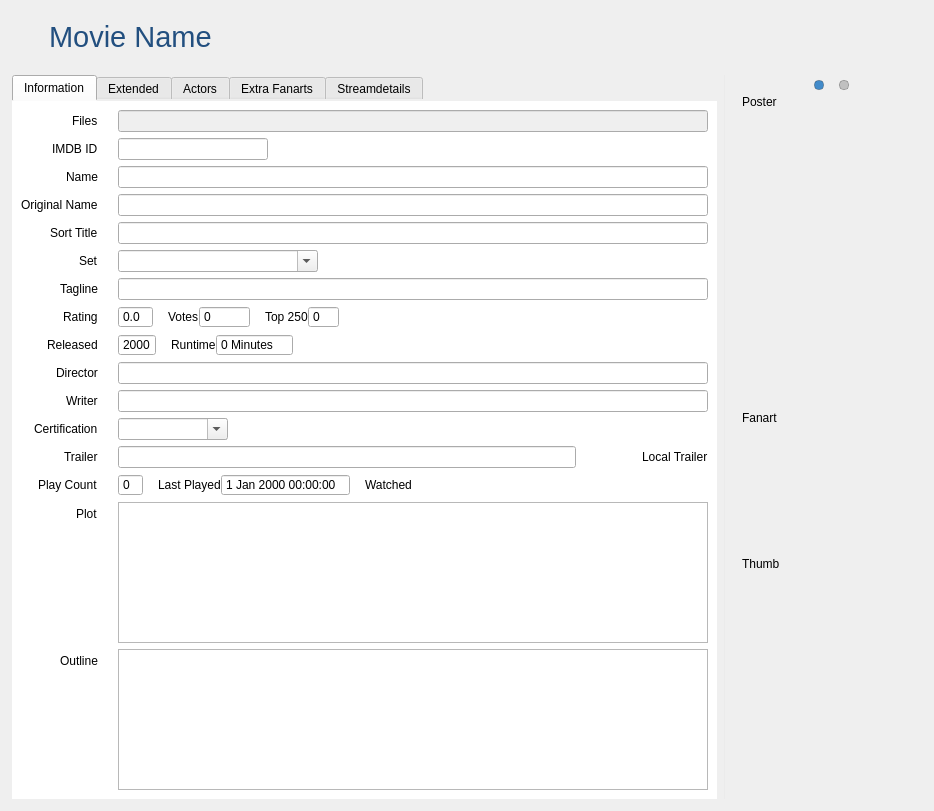
First picture: the form in movies/MovieWidget.ui, repository Komet/MediaElch, before the edit.
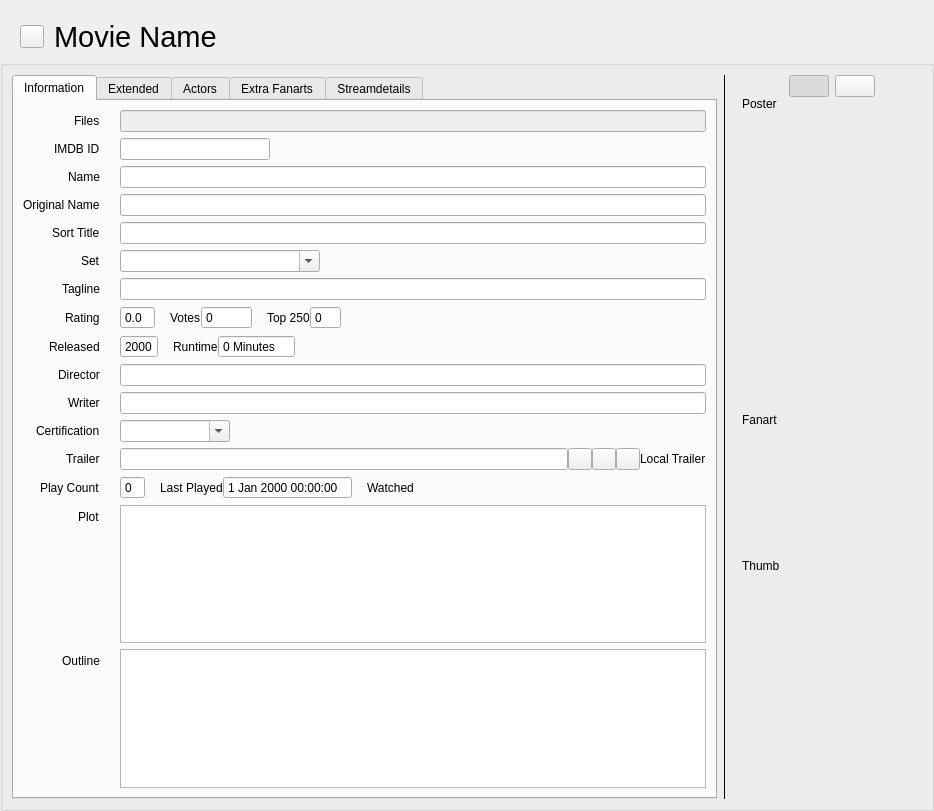
Second picture: the form after the edit. Icons and pictures are not drawn. Custom widgets are drawn as their Qt base class.

Patch:
```diff
--- a/movies/MovieWidget.ui
+++ b/movies/MovieWidget.ui
@@ -13,16 +13,6 @@
   <property name="windowTitle">
    <string>Form</string>
   </property>
-  <property name="styleSheet">
-   <string notr="true">#tabWidget {
-	border: 0;
-}
-
-#tab, #tab_2, #tab_3, #tab_4, #tab_5 {
-	background-color: #ffffff;
-}
-</string>
-  </property>
   <layout class="QVBoxLayout" name="verticalLayout" stretch="0,1">
    <property name="leftMargin">
     <number>0</number>
@@ -62,9 +52,6 @@
        <property name="toolTip">
         <string>Movie has changed. Click to revert changes.</string>
        </property>
-       <property name="styleSheet">
-        <string notr="true">border: none;</string>
-       </property>
        <property name="text">
         <string/>
        </property>
@@ -88,10 +75,6 @@
          <pointsize>22</pointsize>
         </font>
        </property>
-       <property name="styleSheet">
-        <string notr="true">color: #224f7f;
-</string>
-       </property>
        <property name="text">
         <string>Movie Name</string>
        </property>
@@ -125,13 +108,6 @@
      </property>
      <item>
       <widget class="QGroupBox" name="groupBox_3">
-       <property name="styleSheet">
-        <string notr="true">QGroupBox {
-	border-radius: 0;
-	background-color: transparent;
-}
-</string>
-       </property>
        <property name="title">
         <string/>
        </property>
@@ -410,11 +386,6 @@
                   <property name="toolTip">
                    <string>Insert YouTube Dummy Link</string>
                   </property>
-                  <property name="styleSheet">
-                   <string notr="true">QToolButton {
-	border: none;
-}</string>
-                  </property>
                   <property name="text">
                    <string/>
                   </property>
@@ -434,11 +405,6 @@
                   <property name="toolTip">
                    <string>Download Trailer</string>
                   </property>
-                  <property name="styleSheet">
-                   <string notr="true">QToolButton {
-	border: none;
-}</string>
-                  </property>
                  </widget>
                 </item>
                 <item>
@@ -455,11 +421,6 @@
                   <property name="toolTip">
                    <string>Play local trailer</string>
                   </property>
-                  <property name="styleSheet">
-                   <string notr="true">QToolButton {
-	border: none;
-}</string>
-                  </property>
                   <property name="text">
                    <string notr="true"/>
                   </property>
@@ -1200,9 +1161,6 @@
         </item>
         <item>
          <widget class="Line" name="line">
-          <property name="styleSheet">
-           <string notr="true">color: #ebebeb;</string>
-          </property>
           <property name="frameShadow">
            <enum>QFrame::Plain</enum>
           </property>
@@ -1261,25 +1219,6 @@
                <property name="cursor">
                 <cursorShape>PointingHandCursor</cursorShape>
                </property>
-               <property name="styleSheet">
-                <string notr="true">QPushButton {
-	border: 1px solid rgba(0, 0, 0, 50);
-	border-radius: 4px;
-	padding: 0;
-	margin: 4px;
-	width: 8px;
-	height: 8px;
-	background-color: rgba(0, 0, 0, 50);
-}
-
-QPushButton::checked {
-	background-color: #428BCA;
-}
-
-QPushButton::hover {
-	border: 1px solid rgba(0, 0, 0, 80);
-}</string>
-               </property>
                <property name="text">
                 <string/>
                </property>
@@ -1296,25 +1235,6 @@
                <property name="cursor">
                 <cursorShape>PointingHandCursor</cursorShape>
                </property>
-               <property name="styleSheet">
-                <string notr="true">QPushButton {
-	border: 1px solid rgba(0, 0, 0, 50);
-	border-radius: 4px;
-	padding: 0;
-	margin: 5px;
-	width: 8px;
-	height: 8px;
-	background-color: rgba(0, 0, 0, 50);
-}
-
-QPushButton::checked {
-	background-color: #428BCA;
-}
-
-QPushButton::hover {
-	border: 1px solid rgba(0, 0, 0, 70);
-}</string>
-               </property>
                <property name="text">
                 <string/>
                </property>
```
